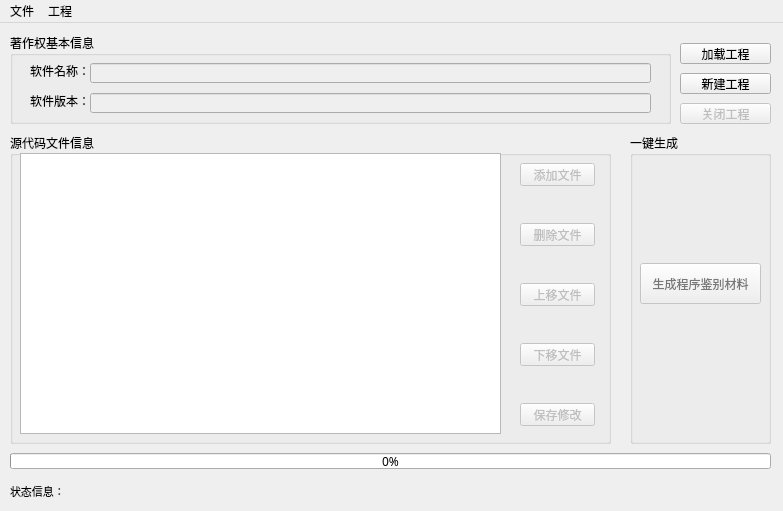
Before: the Qt Designer form ui_designer/main.ui in swx-opentech/SCRM-Generator, drawn with Qt 5.
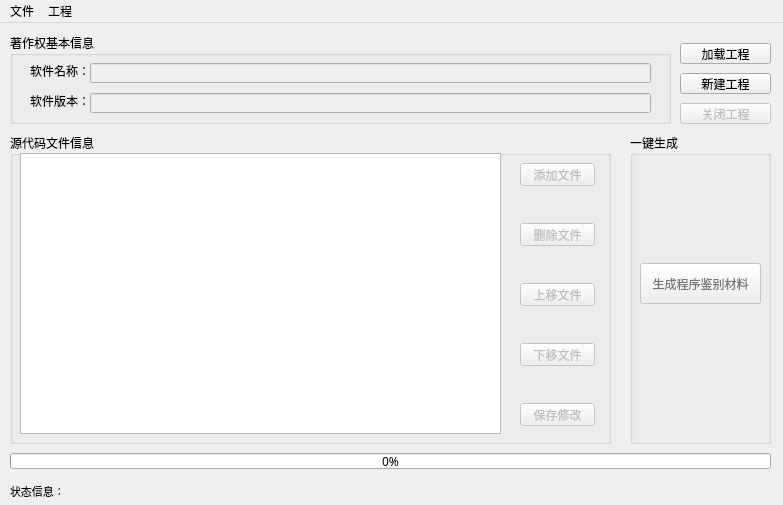
After: the same form once the commit is applied.

Diff of the .ui file:
```diff
--- a/ui_designer/main.ui
+++ b/ui_designer/main.ui
@@ -7,7 +7,7 @@
     <x>0</x>
     <y>0</y>
     <width>783</width>
-    <height>511</height>
+    <height>505</height>
    </rect>
   </property>
   <property name="font">
```
Left out of the diff: 2 changed lines with no effect on the pictures.
